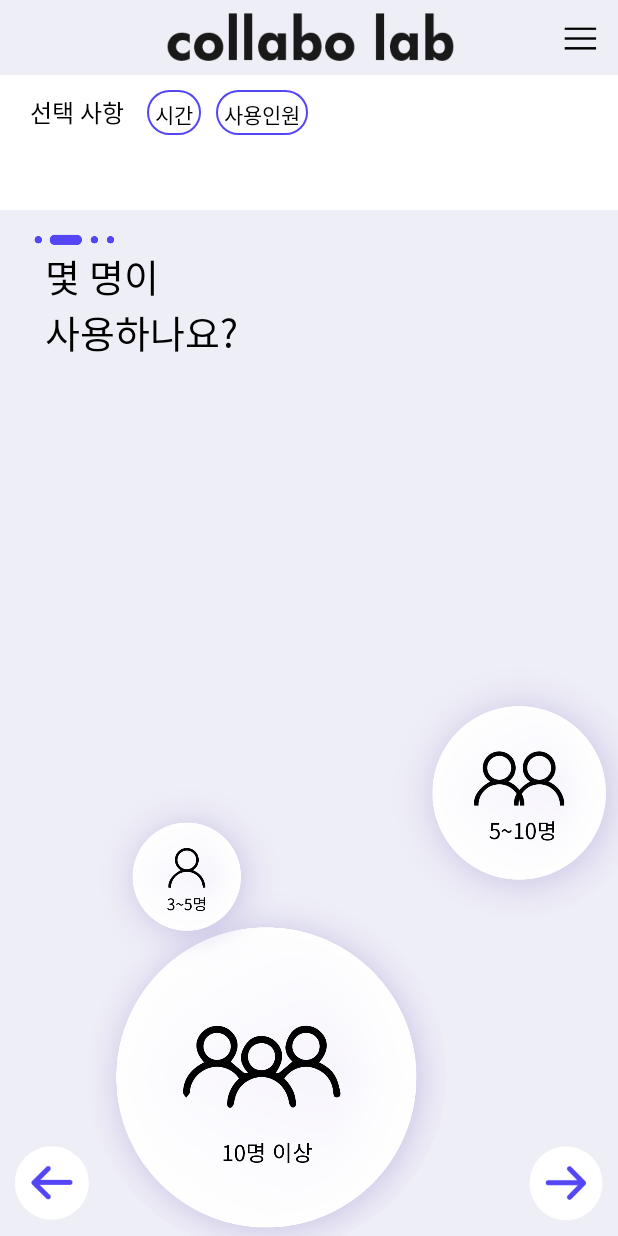
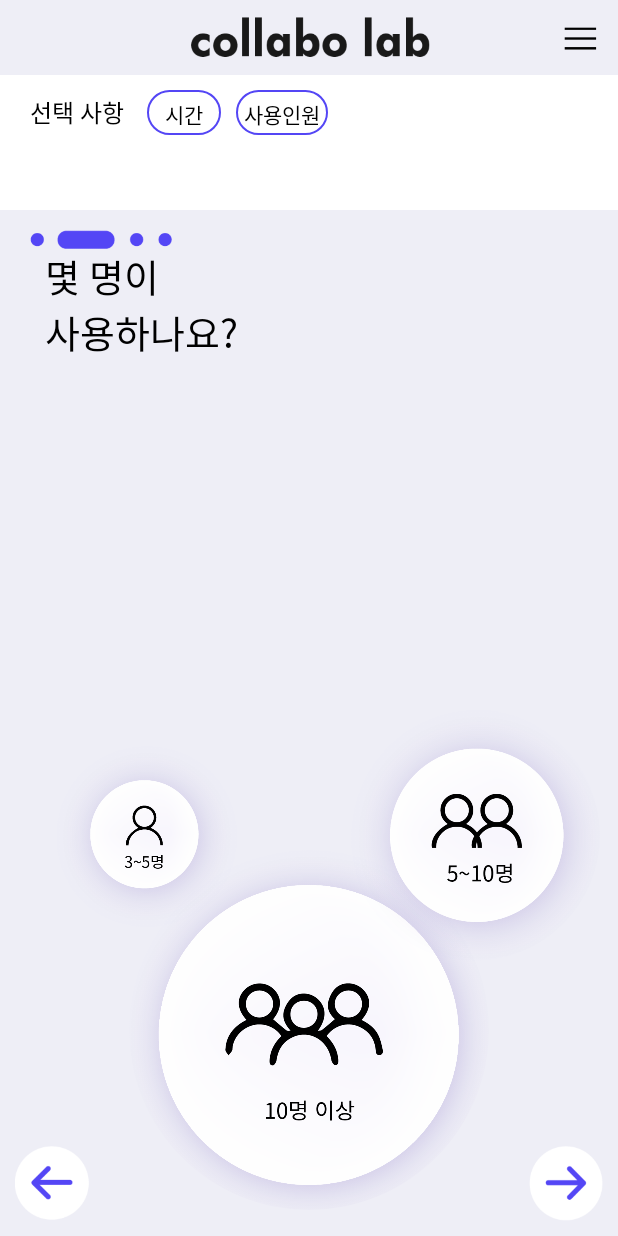
Before and after one commit to qpab7722/collabolab, an Android app: the SetPeopleActivity screen opened directly, with no data from a screen before it, on a phone screen of 412 x 824 dp. Run offline under Robolectric (Android 15) with nearby library versions, the phone set to English and light mode, and no system bars; our stand-ins replace CircleImageView.

Commit message:
fix layout

```diff
--- a/app/src/main/java/com/collabolab/SetPeopleActivity.java
+++ b/app/src/main/java/com/collabolab/SetPeopleActivity.java
@@ -33,11 +33,11 @@ public class SetPeopleActivity extends Activity {
         //capacity=  gintent.getStringExtra("capacity").toString();
 
         btn_people0=findViewById(R.id.btn_35);
-        ani(btn_people0,80f,80f);
+        //ani(btn_people0,-30f,-30f);
         btn_people1=findViewById(R.id.btn_510);
-        ani(btn_people1,-80f,80f);
+       // ani(btn_people1,30f,-30f);
         btn_people2=findViewById(R.id.btn_10up);
-        ani(btn_people2,80f,-80f);
+        //ani(btn_people2,-30f,-30f);
 
         btn_people0.setOnClickListener(mClickListener);
         btn_people1.setOnClickListener(mClickListener);
--- a/app/src/main/res/layout/activity_date.xml
+++ b/app/src/main/res/layout/activity_date.xml
@@ -52,7 +52,7 @@
             android:layout_marginStart="15dp"
             android:layout_toEndOf="@+id/tv_text"
             android:textColor="#000000"
-            android:text="시간"
+            android:text="  시간  "
             android:padding="5dp"/>
     </RelativeLayout>
     <RelativeLayout
@@ -64,7 +64,8 @@
             android:id="@+id/bar1"
             android:layout_width="100dp"
             android:layout_height="60dp"
-            android:src="@drawable/bar1"/>
+            android:src="@drawable/bar1"
+            android:layout_marginLeft="18dp"/>
         <TextView
             android:id="@+id/tv_info"
             android:layout_width="250dp"
--- a/app/src/main/res/layout/activity_people.xml
+++ b/app/src/main/res/layout/activity_people.xml
@@ -6,7 +6,6 @@
     android:layout_height="match_parent"
     android:orientation="vertical"
     android:background="@color/mainBack">
-
     <RelativeLayout
         android:id="@+id/rl_menu"
         android:layout_width="match_parent"
@@ -16,9 +15,7 @@
             android:layout_height="30dp"
             android:layout_centerVertical="true"
             android:src="@drawable/txt_main"
-            android:scaleType="fitCenter"
-            android:scaleX="1.2"
-            android:scaleY="1.2"/>
+            android:scaleType="fitCenter"/>
         <ImageButton
             android:id="@+id/ib_menu"
             android:layout_width="30dp"
@@ -55,7 +52,7 @@
             android:layout_marginStart="15dp"
             android:layout_toEndOf="@+id/tv_text"
             android:textColor="#000000"
-            android:text="시간"
+            android:text="  시간  "
             android:padding="5dp"/>
         <TextView
             android:id="@+id/tv_peopletag"
@@ -75,10 +72,11 @@
         android:layout_height="100dp"
         android:layout_below="@+id/rl_top">
         <ImageView
-            android:id="@+id/bar1"
+            android:id="@+id/bar2"
             android:layout_width="100dp"
             android:layout_height="40dp"
-            android:src="@drawable/bar1"/>
+            android:src="@drawable/bar2"
+            android:layout_marginLeft="18dp"/>
         <TextView
             android:id="@+id/tv_info"
             android:layout_width="250dp"
```
Also changed, not shown: app/src/main/res/drawable/bar1.png, app/src/main/res/drawable/bar2.png (added).
